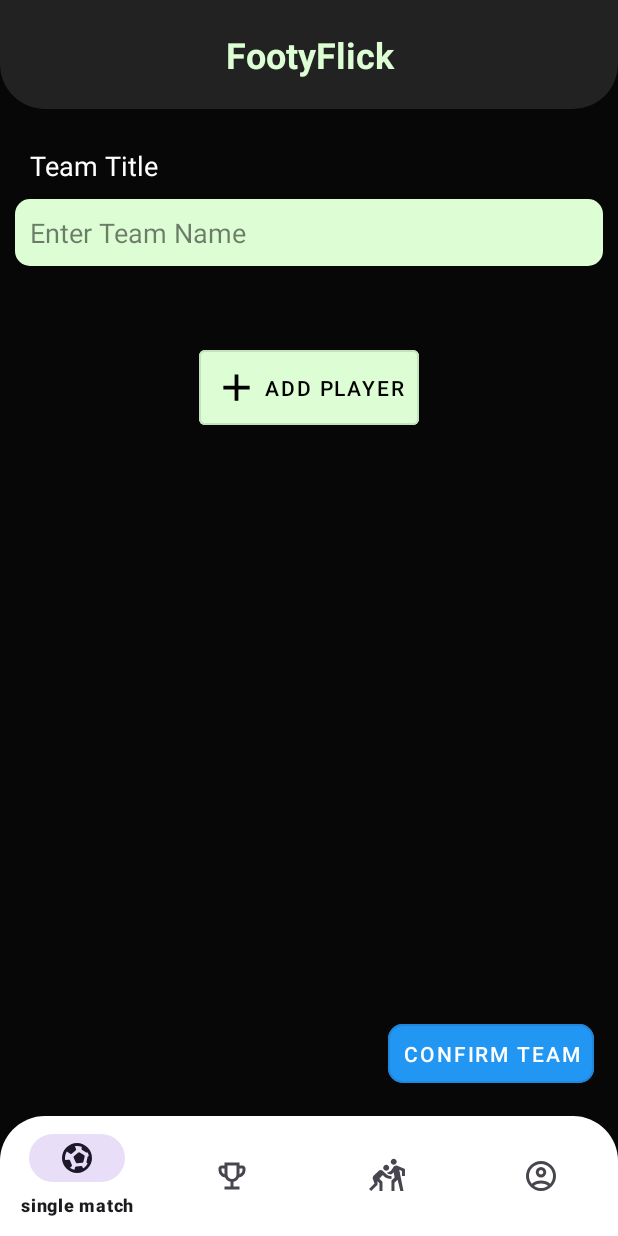
After one commit to Mahim021/FootyFlick, an Android app: the fragment tournamentTeamDetails placed in its activity, on a phone screen of 412 x 824 dp. The commit adds this screen. Run offline under Robolectric (Android 15) with nearby library versions, the phone set to English and light mode, and no system bars.

Commit message:
Added first Tournament Team Info Page

```diff
--- a/app/src/main/java/com/example/footyflick/MainActivity.java
+++ b/app/src/main/java/com/example/footyflick/MainActivity.java
@@ -1,8 +1,12 @@
 package com.example.footyflick;
 
 import android.os.Bundle;
+import android.view.View;
 
 import androidx.activity.EdgeToEdge;
+import androidx.annotation.NonNull;
+import androidx.annotation.Nullable;
+import androidx.appcompat.app.ActionBar;
 import androidx.appcompat.app.AppCompatActivity;
 import androidx.core.graphics.Insets;
 import androidx.core.view.ViewCompat;
@@ -22,6 +26,7 @@ public class MainActivity extends AppCompatActivity {
         binding = ActivityMainBinding.inflate(getLayoutInflater());
         setContentView(binding.getRoot());
         replaceFragment(new SingleHomePageFragment());
+
 
         binding.bottomNavigationView.setOnItemSelectedListener(item -> {
             int id = item.getItemId();
--- a/app/src/main/java/com/example/footyflick/mini_player_model.java
+++ b/app/src/main/java/com/example/footyflick/mini_player_model.java
@@ -7,6 +7,5 @@ public class mini_player_model {
     public mini_player_model(String playerName, Integer rating) {
         this.playerName = playerName;
         this.rating = rating;
-
     }
 }
--- /dev/null
+++ b/app/src/main/java/com/example/footyflick/teamPlayerController.java
@@ -0,0 +1,59 @@
+package com.example.footyflick;
+
+import android.content.Context;
+import android.view.LayoutInflater;
+import android.view.View;
+import android.widget.ArrayAdapter;
+import android.widget.AutoCompleteTextView;
+import android.widget.Button;
+import android.widget.LinearLayout;
+import android.widget.Toast;
+
+import java.util.ArrayList;
+
+public class teamPlayerController {
+
+    private final Context context;
+    private final LinearLayout playersContainerTournament;
+    private final ArrayAdapter<String> suggestionAdapter;
+
+    public teamPlayerController(Context context, LinearLayout playersContainerTournament, ArrayList<player> players) {
+        this.context = context;
+        this.playersContainerTournament = playersContainerTournament;
+
+        // Prepare name suggestions from provided player list
+        ArrayList<String> names = new ArrayList<>();
+        for (player player : players) {
+            names.add(player.playerName);
+        }
+
+        suggestionAdapter = new ArrayAdapter<>(context, android.R.layout.simple_dropdown_item_1line, names);
+    }
+
+    public void addPlayer() {
+        // Inflate the player input layout
+        LayoutInflater inflater = LayoutInflater.from(context);
+        View playerView = inflater.inflate(R.layout.player_info_bar, playersContainerTournament, false);
+
+        // Delete button logic
+        Button deleteBtn = playerView.findViewById(R.id.deletePlayerButton);
+        deleteBtn.setOnClickListener(v -> {
+            playersContainerTournament.removeView(playerView);
+            Toast.makeText(context, "Player removed", Toast.LENGTH_SHORT).show();
+        });
+
+        // Player name input with suggestions
+        AutoCompleteTextView playerNameInput = playerView.findViewById(R.id.playerNameInput);
+        playerNameInput.setAdapter(suggestionAdapter);
+        playerNameInput.setThreshold(1); // Start suggesting after 1 character
+
+        // Player role input using dropdown (from string-array)
+        AutoCompleteTextView playerRole = playerView.findViewById(R.id.selectRoleAC);
+        String[] roles = context.getResources().getStringArray(R.array.player_role);
+        ArrayAdapter<String> roleAdapter = new ArrayAdapter<>(context, android.R.layout.simple_dropdown_item_1line, roles);
+        playerRole.setAdapter(roleAdapter);
+
+        // Add the new player input row to the container
+        playersContainerTournament.addView(playerView);
+    }
+}
--- /dev/null
+++ b/app/src/main/java/com/example/footyflick/tournamentTeamDetails.java
@@ -0,0 +1,58 @@
+package com.example.footyflick;
+
+import android.os.Bundle;
+
+import androidx.annotation.NonNull;
+import androidx.fragment.app.Fragment;
+
+import android.view.LayoutInflater;
+import android.view.View;
+import android.view.ViewGroup;
+import android.widget.Button;
+import android.widget.EditText;
+import android.widget.LinearLayout;
+import android.widget.Toast;
+
+import java.util.ArrayList;
+
+public class tournamentTeamDetails extends Fragment {
+
+    public tournamentTeamDetails() {
+
+    }
+
+    private teamPlayerController addTeamPlayers;
+    @Override
+    public void onViewCreated(@NonNull View view, Bundle savedInstanceState) {
+        super.onViewCreated(view, savedInstanceState);
+
+        ArrayList<player> teamPlayers = new ArrayList<>();
+
+        LinearLayout playersContainer = view.findViewById(R.id.playersContainerTournament);
+        Button addPlayerButton = view.findViewById(R.id.addPlayerButton);
+
+        addTeamPlayers = new teamPlayerController(requireContext(), playersContainer, teamPlayers);
+
+        addPlayerButton.setOnClickListener(v -> addTeamPlayers.addPlayer());
+
+        // confirm button
+        EditText teamNameInput = view.findViewById(R.id.teamTitleInput); // Make sure the ID is correct
+        Button confirmButton = view.findViewById(R.id.confirmButton);
+        confirmButton.setOnClickListener(v -> {
+            String name = teamNameInput.getText().toString().trim();
+            if (name.isEmpty()) {
+                Toast.makeText(requireContext(), "Team name cannot be empty", Toast.LENGTH_SHORT).show();
+            } else {
+                Toast.makeText(requireContext(), "Team confirmed!", Toast.LENGTH_SHORT).show();
+                requireActivity().getSupportFragmentManager().popBackStack(); // Go back
+            }
+        });
+    }
+
+    @Override
+    public View onCreateView(LayoutInflater inflater, ViewGroup container,
+                             Bundle savedInstanceState) {
+        // Inflate the layout for this fragment
+        return inflater.inflate(R.layout.fragment_tournament_team_details, container, false);
+    }
+}
--- a/app/src/main/res/layout/activity_main.xml
+++ b/app/src/main/res/layout/activity_main.xml
@@ -16,6 +16,7 @@
         app:layout_constraintStart_toStartOf="parent"
         app:layout_constraintTop_toTopOf="parent">
 
+
     </FrameLayout>
 
     <com.google.android.material.bottomnavigation.BottomNavigationView
--- a/app/src/main/res/layout/fragment_tournament.xml
+++ b/app/src/main/res/layout/fragment_tournament.xml
@@ -61,7 +61,7 @@
 
             <LinearLayout
                 android:layout_width="match_parent"
-                android:layout_height="match_parent"
+                android:layout_height="wrap_content"
                 android:layout_marginTop="5dp"
                 android:orientation="vertical">
 
--- /dev/null
+++ b/app/src/main/res/layout/fragment_tournament_team_details.xml
@@ -0,0 +1,109 @@
+<?xml version="1.0" encoding="utf-8"?>
+<FrameLayout xmlns:android="http://schemas.android.com/apk/res/android"
+    xmlns:tools="http://schemas.android.com/tools"
+    android:layout_width="match_parent"
+    android:layout_height="match_parent"
+    xmlns:app="http://schemas.android.com/apk/res-auto"
+    tools:context=".tournamentTeamDetails">
+
+    <!-- TODO: Update blank fragment layout -->
+
+
+    <ScrollView
+        android:layout_width="match_parent"
+        android:layout_height="match_parent">
+
+        <LinearLayout
+            android:layout_width="match_parent"
+            android:layout_height="wrap_content"
+            android:orientation="vertical">
+
+            <TextView
+                android:id="@+id/appNameHeader"
+                android:layout_width="match_parent"
+                android:layout_height="wrap_content"
+                android:background="@drawable/half_rounded_edge"
+                android:backgroundTint="#222222"
+                android:gravity="center"
+                android:padding="20dp"
+                android:text="FootyFlick"
+                android:textColor="@color/green"
+                android:textSize="24sp"
+                android:textStyle="bold" />
+
+            <LinearLayout
+                android:layout_width="match_parent"
+                android:layout_height="match_parent"
+                android:orientation="vertical">
+
+                <TextView
+                    android:layout_width="match_parent"
+                    android:layout_height="wrap_content"
+                    android:layout_marginLeft="10dp"
+                    android:layout_marginTop="15dp"
+                    android:padding="10dp"
+                    android:text="Team Title"
+                    android:textColor="@color/white"
+                    android:textSize="18sp"/>
+
+                <EditText
+                    android:id="@+id/teamTitleInput"
+                    android:layout_width="match_parent"
+                    android:layout_height="wrap_content"
+                    android:layout_marginLeft="10dp"
+                    android:layout_marginRight="10dp"
+                    android:background="@drawable/rounded_edge"
+                    android:backgroundTint="@color/green"
+                    android:hint="Enter Team Name"
+                    android:padding="10dp"
+                    android:textColor="@color/black"
+                    android:textColorHint="#83000000" />
+            </LinearLayout>
+
+            <LinearLayout
+                android:id="@+id/playersContainerTournament"
+                android:layout_width="match_parent"
+                android:layout_height="wrap_content"
+                android:orientation="vertical"
+                android:padding="10dp"
+                android:layout_marginTop="20dp" />
+
+            <com.google.android.material.button.MaterialButton
+                android:id="@+id/addPlayerButton"
+                android:layout_width="wrap_content"
+                android:layout_height="wrap_content"
+                android:layout_gravity="center"
+                android:text="Add Player"
+                app:icon="@drawable/add_24px"
+                app:iconTint="@color/black"
+                app:iconSize="30dp"
+                android:padding="10dp"
+                android:layout_marginTop="10dp"
+                android:backgroundTint="@color/green"
+                android:textColor="@color/black"
+                style="@style/Widget.MaterialComponents.Button.OutlinedButton" />
+        </LinearLayout>
+    </ScrollView>
+
+    <LinearLayout
+        android:layout_width="match_parent"
+        android:layout_height="wrap_content"
+        android:layout_gravity="bottom"
+        android:orientation="horizontal"
+        android:gravity="end"
+        android:padding="16dp" >
+
+        <com.google.android.material.button.MaterialButton
+            android:id="@+id/confirmButton"
+            android:layout_width="wrap_content"
+            android:layout_height="wrap_content"
+            android:text="Confirm Team"
+            android:layout_gravity="center"
+            android:padding="10dp"
+            android:layout_marginLeft="10dp"
+            app:cornerRadius="10dp"
+            android:backgroundTint="@color/blue"
+            android:textColor="@color/white"
+            style="@style/Widget.MaterialComponents.Button.OutlinedButton"/>
+    </LinearLayout>
+</FrameLayout>
--- a/app/src/main/res/values/strings.xml
+++ b/app/src/main/res/values/strings.xml
@@ -14,4 +14,15 @@
         <item>League and Knockout</item>
         <item>Custom</item>
     </string-array>
+
+    <string-array name="player_role">
+        <item>GK</item>
+        <item>CB</item>
+        <item>Full Back</item>
+        <item>CAM</item>
+        <item>CDM</item>
+        <item>RW</item>
+        <item>LW</item>
+        <item>ST</item>
+    </string-array>
 </resources>
```
Also changed, not shown: app/src/main/java/com/example/footyflick/TournamentFragment.java (+12 -0 lines), app/src/main/java/com/example/footyflick/player.java (added, +13 -0 lines), app/src/main/java/com/example/footyflick/tournamentTeamClass.java (added, +13 -0 lines), app/src/main/res/layout/player_info_bar.xml (added, +71 -0 lines).
